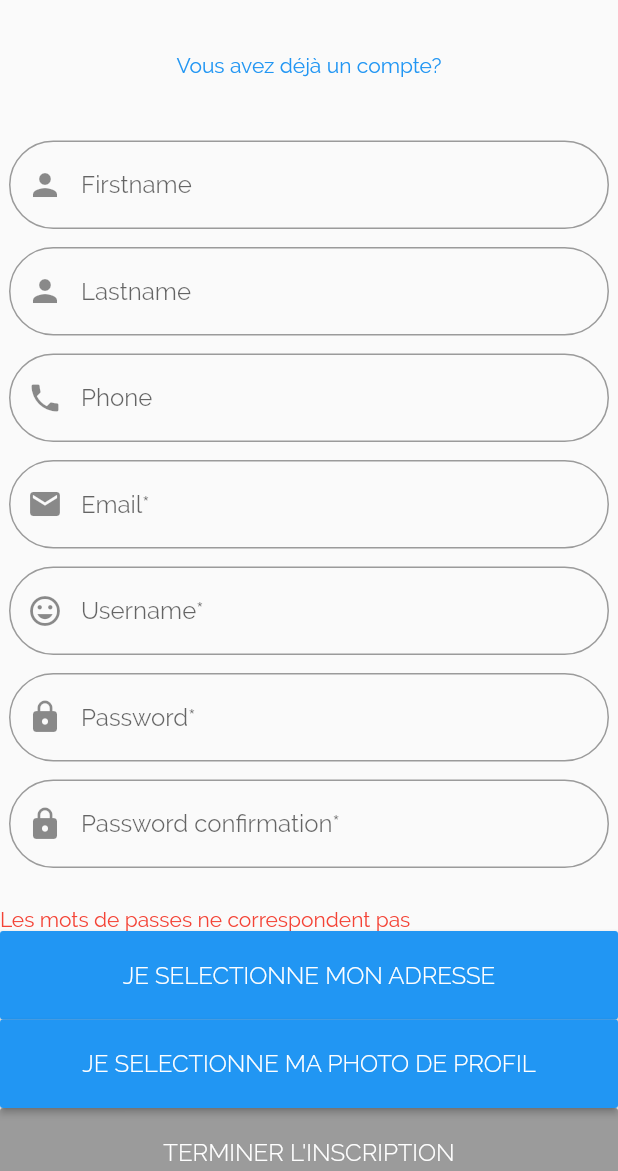
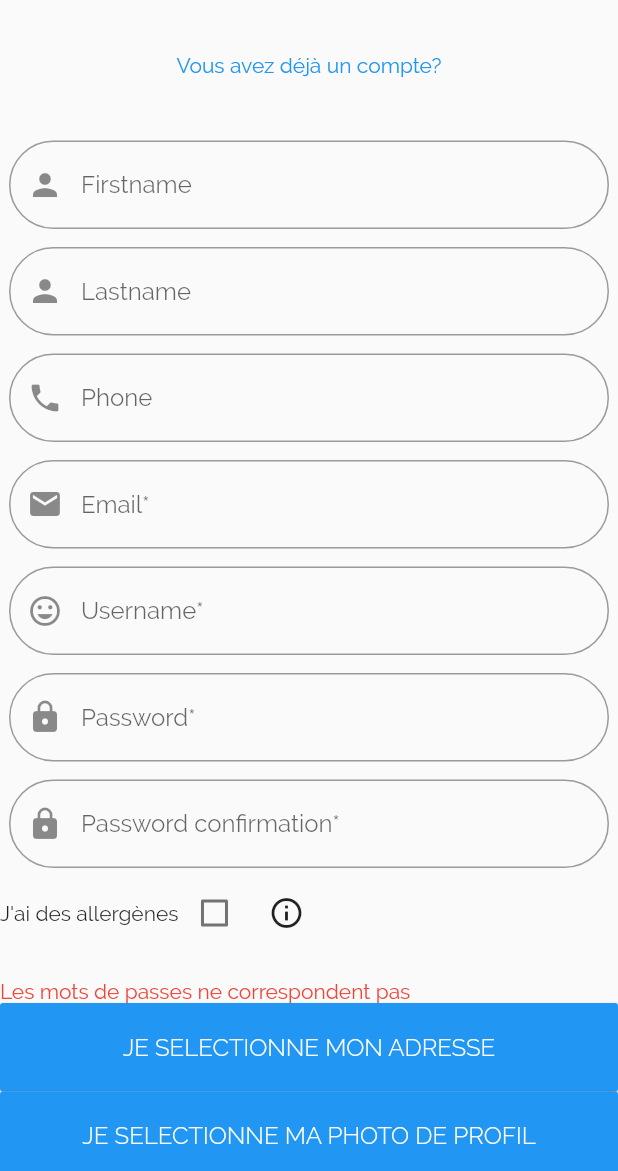
Before and after one commit to estebanlecalvez/Miamity, a Flutter app: the RegisterPage screen opened directly, on a phone screen of 412 x 824 dp, the part 65-1236 px from its top. Run offline on Flutter 3.47's test engine with Material 2 defaults, Android fonts, the phone set to English and light mode, and no system bars; our stand-ins replace camera, cloud_firestore, firebase_auth, firebase_storage, flutter_form_builder, google_maps_flutter and 4 more; missing offline and left inert: dbcrypt, flutter_google_places, geocoder, google_maps_webservice; accounts and stored records are empty.

Commit message:
Création form + info allergène
Creation d'un bouton form disabled
Création AlertDialog

```diff
--- a/lib/CommonPages/RegisterPage.dart
+++ b/lib/CommonPages/RegisterPage.dart
@@ -9,11 +9,13 @@ import 'package:geocoder/geocoder.dart';
 import 'package:google_maps_webservice/places.dart';
 import 'package:image_cropper/image_cropper.dart';
 import 'package:miamitymds/CommonPages/LoginPage.dart';
+import 'package:miamitymds/Widgets/MiamityAllergenicInfo.dart';
 import 'package:miamitymds/Widgets/MiamityButton.dart';
 import 'package:miamitymds/Widgets/MiamityProgressIndicator.dart';
 import 'package:miamitymds/Widgets/MiamityRedButton.dart';
 import 'package:miamitymds/Widgets/MiamityGreenButton.dart';
 import 'package:miamitymds/Widgets/MiamityTextFormField.dart';
+import 'package:miamitymds/Widgets/MiamityDisabledTextFormField.dart';
 import 'package:miamitymds/Widgets/PageTitle.dart';
 import 'package:miamitymds/auth.dart';
 import 'package:miamitymds/root_page.dart';
@@ -54,12 +56,15 @@ class _RegisterPageState extends State<RegisterPage> {
   double latitude;
   String _errorMessage;
   String _encryptedPassword;
+  bool isAllergic;
+  String _allergenic;
 
   @override
   initState() {
     imageURL = "";
     waitingForUploadImage = false;
     isAddressSelected = false;
+    isAllergic = false;
     longitude = null;
     latitude = null;
     sampleImage = null;
@@ -80,6 +85,24 @@ class _RegisterPageState extends State<RegisterPage> {
     setState(() {
       sampleImage = croppedFile;
     });
+  }
+
+  _showTypeAllergenicDialog() {
+    showDialog(
+        context: context,
+        builder: (BuildContext context) {
+          //Here we will build the content of the dialog
+          return AlertDialog();
+        });
+  }
+
+  _showInfoAllergenicDialog() {
+    showDialog(
+        context: context,
+        builder: (BuildContext context) {
+          //Here we will build the content of the dialog
+          return MiamityAllergenicInfo();
+        });
   }
 
   validateForm() {
@@ -182,6 +205,7 @@ class _RegisterPageState extends State<RegisterPage> {
           "address": selectedAddress,
           "latitude": latitude,
           "longitude": longitude,
+          "alergenic": _allergenic,
         })
         .then((result) => {
               Navigator.push(
@@ -331,6 +355,33 @@ class _RegisterPageState extends State<RegisterPage> {
                               _userPasswordConfirmation = value,
                           onSaved: (value) =>
                               _userPasswordConfirmation = value),
+                      Row(
+                        mainAxisAlignment: MainAxisAlignment.start,
+                        children: <Widget>[
+                          Text("J'ai des allergènes"),
+                          Checkbox(
+                            value: isAllergic,
+                            onChanged: (bool value) {
+                              setState(() {
+                                isAllergic = value;
+                              });
+                            },
+                          ),
+                          IconButton(
+                              icon: Icon(Icons.info_outline),
+                              onPressed: _showInfoAllergenicDialog)
+                        ],
+                      ),
+                      isAllergic
+                          ? MiamityDisabledTextFormField(
+                              icon: Icons.assignment_late,
+                              label: 'Allergenic*',
+                              validator: (String value) => value.isEmpty
+                                  ? 'Vous devez renseigner vos allergènes.'
+                                  : null,
+                              disabled: isAllergic,
+                              onSaved: (value) => _allergenic = value)
+                          : Container(),
                       Padding(
                         padding: EdgeInsets.symmetric(vertical: 10),
                       )
```
Also changed, not shown: lib/Widgets/MiamityAllergenicInfo.dart (added, +80 -0 lines), lib/Widgets/MiamityDisabledTextFormField.dart (added, +67 -0 lines).
